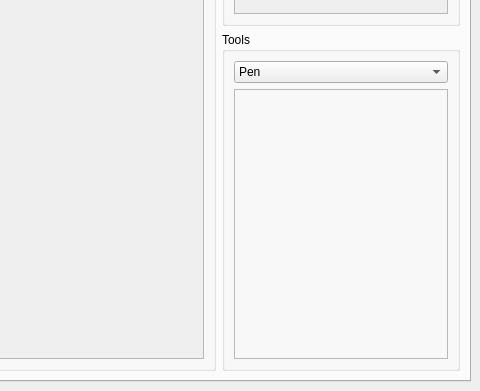
Qt form MainWindow.ui (fborse/map-painter-95) before a commit; both pictures show x 544 to 1024 and y 377 to 768 of the 1024 by 768 pixel window.
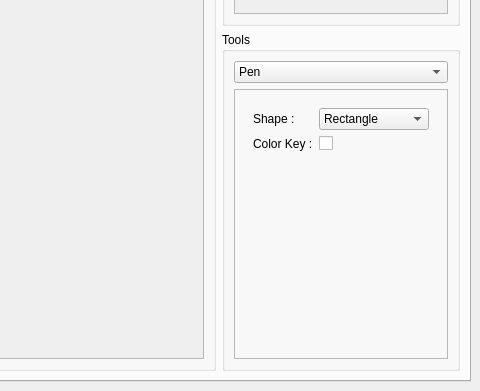
The same form after that commit. The open tabs and pages were chosen to show the change. Icons and pictures are not drawn. Custom widgets are drawn as their Qt base class.

Commit message: Created an ellipse selection tool

```diff
--- a/MainWindow.ui
+++ b/MainWindow.ui
@@ -574,7 +574,46 @@
                     </item>
                    </layout>
                   </widget>
-                  <widget class="QWidget" name="selectionPage"/>
+                  <widget class="QWidget" name="selectionPage">
+                   <layout class="QFormLayout" name="formLayout_4">
+                    <item row="0" column="0">
+                     <widget class="QLabel" name="selectionShapeLabel">
+                      <property name="text">
+                       <string>Shape :</string>
+                      </property>
+                     </widget>
+                    </item>
+                    <item row="0" column="1">
+                     <widget class="QComboBox" name="selectionShapeComboBox">
+                      <item>
+                       <property name="text">
+                        <string>Rectangle</string>
+                       </property>
+                      </item>
+                      <item>
+                       <property name="text">
+                        <string>Ellipse</string>
+                       </property>
+                      </item>
+                      <item>
+                       <property name="text">
+                        <string>Magic</string>
+                       </property>
+                      </item>
+                     </widget>
+                    </item>
+                    <item row="1" column="0">
+                     <widget class="QLabel" name="selectionColorKeyLabel">
+                      <property name="text">
+                       <string>Color Key :</string>
+                      </property>
+                     </widget>
+                    </item>
+                    <item row="1" column="1">
+                     <widget class="QCheckBox" name="selectionColorKeyCheckBox"/>
+                    </item>
+                   </layout>
+                  </widget>
                  </widget>
                 </item>
                 <item>
```
Left out of the diff: 66 changed lines with no effect on the pictures. The commit also changes 3 other files.
